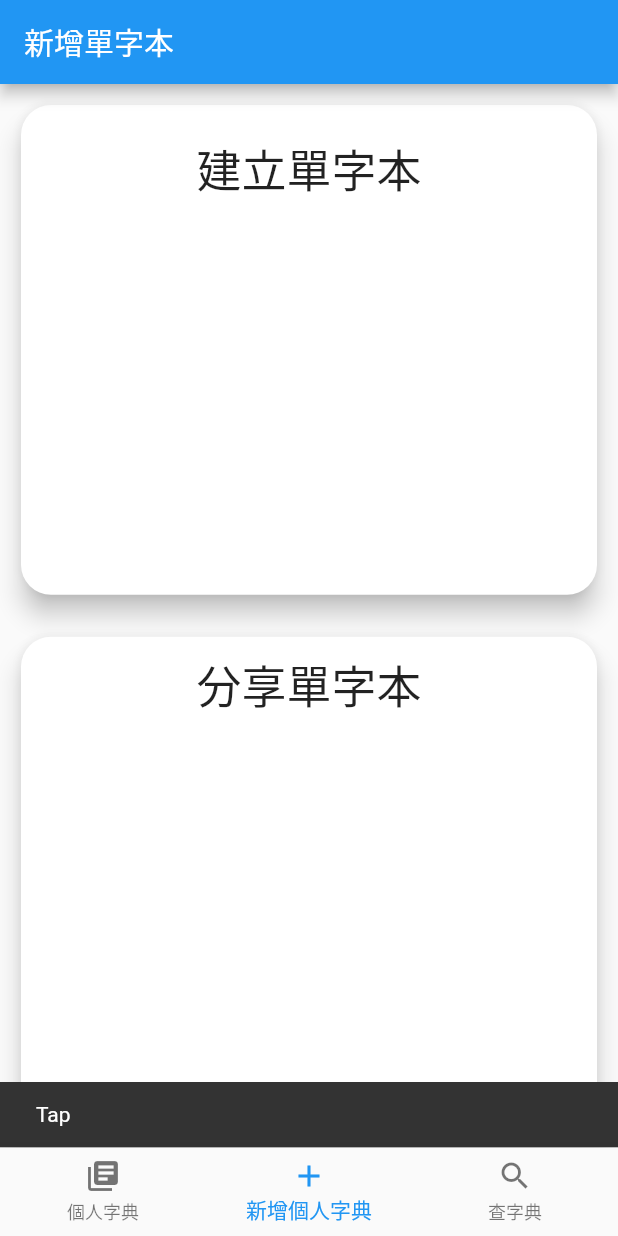
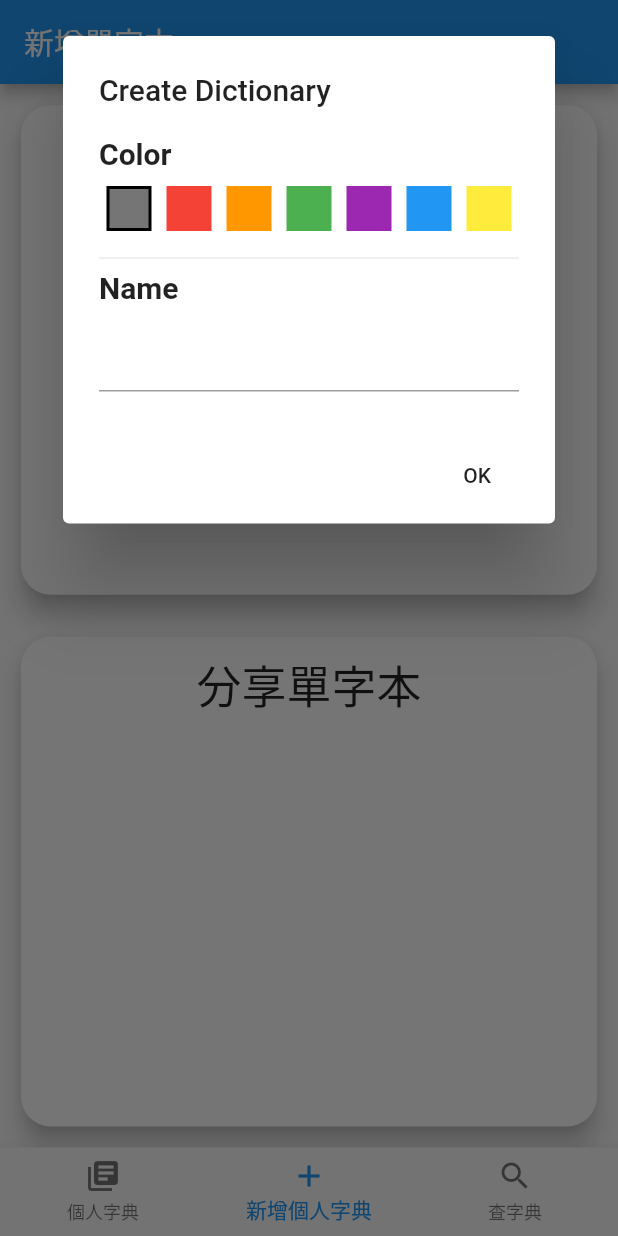
Before and after one commit to AlanNggg/Color-Dictionary, a Flutter app: the screen it shows after launch, item 2 of the bottom bar chosen, after a tap on "建立單字本", on a phone screen of 412 x 824 dp. Run offline on Flutter 3.47's test engine with Material 2 defaults, Android fonts, the phone set to English and light mode, and no system bars; our stand-ins replace qr_flutter, sqflite; missing offline and left inert: barcode_scan; accounts and stored records are empty.

Commit message:
Add files via upload

```diff
--- /dev/null
+++ b/lib/dialog.dart
@@ -0,0 +1,109 @@
+import 'package:flutter/material.dart';
+import './form.dart';
+import 'dart:async';
+import 'package:flutter/cupertino.dart';
+
+// Color _color;
+
+// class PersonalVocab extends StatefulWidget {
+
+//   PersonalVocab();
+
+//   @override
+//   PersonalVocabState createState() => new PersonalVocabState();
+// }
+
+// class PersonalVocabState extends State<PersonalVocab> {
+//   @override
+//   void initState() {
+//     super.initState();
+//     new Future.delayed(Duration.zero,() {
+//       showDialog(
+//         context:context,
+//         builder:(BuildContext context) {
+//           final ThemeData themeData = Theme.of(context);
+//           final Color color = _color ?? themeData.textTheme.display1.color;
+//           return new AlertDialog(
+//             title: new Text('Permission'),
+//             content: new DictionarySettingsDrawer(activeColor: color, onChangeColor: _updateClockColor),
+//             actions: <Widget>[
+//               new FlatButton(
+//                 child:new Text('OK'),
+//                 onPressed: (){
+//                   print(_color);
+//                   Navigator.of(context).pop(true);
+//                 },
+//               )
+//             ],
+
+//           );
+//         },
+//       );
+//     });
+
+//   }
+
+
+//   void _updateClockColor(Color color) {
+//     setState(() {
+//       _color = color;
+//     });
+//   }
+
+//   _showDialog() async {
+//     await showDialog(
+//       context:context,
+//       builder:(BuildContext context) {
+//         final ThemeData themeData = Theme.of(context);
+//         final Color color = _color ?? themeData.textTheme.display1.color;
+//         return new CupertinoAlertDialog(
+//           title: new Text('Permission'),
+//           content: new DictionarySettingsDrawer(activeColor: color, onChangeColor: _updateClockColor),
+//           actions: <Widget>[
+//             new FlatButton(
+//               child:new Text('OK'),
+//               onPressed: (){
+//                 print(_color);
+//                 Navigator.of(context).pop(true);
+//               },
+//             )
+//           ],
+
+//         );
+//       },
+//       barrierDismissible: false,
+//     );
+//     print("init");
+//   }
+
+//   @override
+//   Widget build(BuildContext context) {
+//     return new Opacity(
+//       opacity: 0.0,
+//     );
+//   }
+
+// }
+
+
+
+void commonVocab(BuildContext context){
+  showDialog(
+    context:context,
+    builder:(BuildContext context){
+      return new AlertDialog(
+        title: new Text('Permission'),
+
+        actions: <Widget>[
+
+          new FlatButton(
+            child:new Text('OK'),
+            onPressed: (){
+              Navigator.of(context).pop(true);
+            },
+          )
+        ],
+      );
+    }
+  );
+}
--- a/lib/dictionaries.dart
+++ b/lib/dictionaries.dart
@@ -1,4 +1,6 @@
 import 'package:flutter/material.dart';
+
+import './model/dictionary.dart';
 
 class Dictionaries extends StatefulWidget {
 
@@ -72,11 +74,3 @@ class _DictionariesState extends State<Dictionaries> {
     );
   }
 }
-
-class Dictionary {
-  final int id;
-  final String title;
-  final String image;
-
-  Dictionary(this.id, this.title, this.image);
-}
--- a/lib/dictionary_manager.dart
+++ b/lib/dictionary_manager.dart
@@ -1,6 +1,10 @@
 import 'package:flutter/material.dart';
 
 import './dictionaries.dart';
+
+import './model/dictionary.dart';
+
+import './form.dart';
 
 class DictionaryManager extends StatefulWidget {
   final List<Dictionary> dictionaries;
@@ -21,6 +25,7 @@ class DictionaryManager extends StatefulWidget {
 
 class _DictionaryManagerState extends State<DictionaryManager> {
 
+  Color _color;
   String type;
   String title;
   int id;
@@ -52,9 +57,35 @@ class _DictionaryManagerState extends State<DictionaryManager> {
               child: new FloatingActionButton(
                 heroTag: type,
                 onPressed: () {
-                  setState(() {
-                    widget.dictionaries.add(Dictionary(id, "New Dictionary", "assets/like.png"));
-                  });
+                    showDialog(
+                      context: context,
+                      builder: (BuildContext context) {
+                        final ThemeData themeData = Theme.of(context);
+                        Color color;
+                        if (_color == null)
+                          color = themeData.textTheme.display1.color;
+                        else
+                          color = _color;
+                        return new SingleChildScrollView(
+                          child: new AlertDialog(
+                            title: new Text('Create Dictionary'),
+                            content: new DictionarySettingsDrawer(
+                                activeColor: color,
+                                onChangeColor: _updateColor),
+
+                            actions: <Widget>[
+                              new FlatButton(
+                                child: new Text('OK'),
+                                onPressed: () {
+                                  print(_color);
+                                  Navigator.of(context).pop(true);
+                                },
+                              )
+                            ],
+                          )
+                        );
+                      },
+                    );
                 },
                 child: new Icon(Icons.add),
               )
@@ -83,4 +114,10 @@ class _DictionaryManagerState extends State<DictionaryManager> {
       );
     }
   }
+
+  void _updateColor(Color color) {
+    setState(() {
+      _color = color;
+    });
+  }
 }
--- /dev/null
+++ b/lib/form.dart
@@ -0,0 +1,117 @@
+import 'package:flutter/material.dart';
+
+typedef ColorCallback(Color color);
+
+class DictionarySettingsDrawer extends StatefulWidget {
+
+  Color activeColor;
+
+  DictionarySettingsDrawer({
+    Key key,
+    this.activeColor,
+    this.onChangeColor,
+  });
+
+  final ColorCallback onChangeColor;
+
+  @override
+  State createState() => new ColorPickerState();
+}
+
+class ColorPickerState extends State<DictionarySettingsDrawer> {
+  List<Widget> list = new List();
+  @override
+  void initState() {
+    super.initState();
+  }
+  @override
+  Widget build(BuildContext context) {
+
+    final ThemeData themeData = Theme.of(context);
+
+    final TextEditingController _controller = new TextEditingController();
+
+    List<Color> colors = [
+      themeData.textTheme.display1.color,
+      Colors.red,
+      Colors.orange,
+      Colors.green,
+      Colors.purple,
+      Colors.blue,
+      Colors.yellow
+    ];
+
+    BoxBorder border;
+    setState(() {
+
+      list = new List();
+      for (Color color in colors) {
+        if (widget.activeColor == color)
+          border = new Border.all(color: Colors.black, width: 2.0);
+        else
+          border = null;
+        list.add(
+          new GestureDetector(
+            onTap: () {
+              setState(() {
+                widget.activeColor = color;
+                widget.onChangeColor(color);
+              });
+            },
+            child: new Container(
+              padding: EdgeInsets.only(top: 0.0, bottom: 10.0, left: 5.0, right: 5.0),
+              child: new SizedBox(
+                width: 30.0,
+                height: 30.0,
+                child: new Container(
+                  decoration: new BoxDecoration(
+                    color: color,
+                    border: border,
+                  ),
+                ),
+              ),
+            )
+          )
+        );
+      }
+    });
+    return new Column(
+      children: [
+        new Padding(
+          padding: EdgeInsets.only(bottom: 10.0),
+          child: Row(
+            children: <Widget>[
+              new Text("Color", style: TextStyle(fontSize: 20.0, fontWeight: FontWeight.bold),)
+            ],
+          ),
+        ),
+        new Row(children: list),
+        new Divider(),
+        new Padding(
+          padding: EdgeInsets.only(bottom: 10.0),
+          child: Row(
+            children: <Widget>[
+              new Text("Name", style: TextStyle(fontSize: 20.0, fontWeight: FontWeight.bold),)
+            ],
+          ),
+        ),
+        // new Row(
+        //   children: [
+        //     new Stack(
+        //       alignment: const Alignment(1.0, 1.0),
+        //       children: <Widget>[
+        //         new TextField(controller: _controller,),
+        //         new FlatButton(
+        //           onPressed: () {
+        //             _controller.clear();
+        //           },
+        //           child: new Icon(Icons.clear))
+        //       ]
+        //     )
+        //   ]
+        // ),
+        new TextField()
+      ]
+    );
+  }
+}
--- a/lib/main.dart
+++ b/lib/main.dart
@@ -6,7 +6,9 @@ import './page_two.dart';
 
 import './page_three.dart';
 
-import './dictionaries.dart';
+import './model/dictionary.dart';
+
+import './ScanScreen.dart';
 
 void main() => runApp(new MainPage());
 
--- a/lib/page_one.dart
+++ b/lib/page_one.dart
@@ -4,7 +4,9 @@ import './dictionary_manager.dart';
 
 import './search.dart';
 
-import './dictionaries.dart';
+import './model/dictionary.dart';
+
+import 'package:sqflite/sqflite.dart';
 
 class PageOne extends StatefulWidget {
   final List<Dictionary> dictionaries;
@@ -37,6 +39,14 @@ class _PageOneState extends State<PageOne> {
       body: new Column(
         children: <Widget>[
           // Add Dictionary by using Dictionary Manager
+          new Row(
+            children: <Widget>[
+              new Padding(
+                padding: EdgeInsets.all(5.0),
+                child: new Text("個人單字本", style: TextStyle(fontSize: 20.0, fontWeight: FontWeight.bold)),
+              )
+            ],
+          ),
           new Expanded(
             child: new DictionaryManager(
               this.widget.key,
@@ -55,6 +65,14 @@ class _PageOneState extends State<PageOne> {
               ),
             ),
           ),
+          new Row(
+            children: <Widget>[
+              new Padding(
+                padding: EdgeInsets.all(5.0),
+                child: new Text("推薦單字本", style: TextStyle(fontSize: 20.0, fontWeight: FontWeight.bold)),
+              )
+            ],
+          ),
           new Expanded(
             child: new DictionaryManager(
               this.widget.key,
--- a/lib/page_three.dart
+++ b/lib/page_three.dart
@@ -88,6 +88,6 @@ class _PageThreeState extends State<PageThree> {
           )
         ],
       )
-  );
+    );
   }
 }
--- a/lib/page_two.dart
+++ b/lib/page_two.dart
@@ -1,4 +1,7 @@
 import 'package:flutter/material.dart';
+import './dialog.dart';
+import './form.dart';
+import './main.dart';
 
 class PageTwo extends StatefulWidget {
   @override
@@ -6,6 +9,14 @@ class PageTwo extends StatefulWidget {
 }
 
 class _PageTwoState extends State<PageTwo> {
+  Color _color;
+
+  @override
+  void initState() {
+    super.initState();
+    _color = null;
+  }
+
   @override
   Widget build(BuildContext context) {
     return new Scaffold(
@@ -20,21 +31,52 @@ class _PageTwoState extends State<PageTwo> {
               margin: EdgeInsets.all(10.0),
               child: new Card(
                 elevation: 7.0,
-
                 shape: RoundedRectangleBorder(
                   borderRadius: BorderRadius.circular(20.0),
                 ),
                 child: new InkWell(
-                  onTap:(){
-                    Scaffold.of(context).showSnackBar(SnackBar(
-                      content: Text('Tap'),
-                    ));
+                  onTap: () {
+                    print("yes");
+                    showDialog(
+                      context: context,
+                      builder: (BuildContext context) {
+                        final ThemeData themeData = Theme.of(context);
+                        Color color;
+                        if (_color == null)
+                          color = themeData.textTheme.display1.color;
+                        else
+                          color = _color;
+                        return new SingleChildScrollView(
+                          child: new AlertDialog(
+                            title: new Text('Create Dictionary'),
+                            content: new DictionarySettingsDrawer(
+                                activeColor: color,
+                                onChangeColor: _updateColor),
+
+                            actions: <Widget>[
+                              new FlatButton(
+                                child: new Text('OK'),
+                                onPressed: () {
+                                  print(_color);
+                                  Navigator.of(context).pop(true);
+                                },
+                              )
+                            ],
+                          )
+                        );
+                      },
+                    );
+                    print("no");
                   },
                   child: new Padding(
-                    padding: EdgeInsets.only(top: 20.0, bottom: 10.0, left: 20.0, right: 20.0),
+                    padding: EdgeInsets.only(
+                        top: 20.0, bottom: 10.0, left: 20.0, right: 20.0),
                     child: new Column(
                       children: <Widget>[
-                        new Text("建立單字本", style: TextStyle(fontSize: 30.0),)
+                        new Text(
+                          "建立單字本",
+                          style: TextStyle(fontSize: 30.0),
+                        )
                       ],
                     ),
                   ),
@@ -47,22 +89,22 @@ class _PageTwoState extends State<PageTwo> {
               margin: EdgeInsets.all(10.0),
               child: new Card(
                 elevation: 7.0,
-
                 shape: RoundedRectangleBorder(
                   borderRadius: BorderRadius.circular(20.0),
                 ),
-
                 child: new InkWell(
-                  onTap:(){
-                    Scaffold.of(context).showSnackBar(SnackBar(
-                      content: Text('Tap'),
-                    ));
+                  onTap: () {
+                    commonVocab(context);
                   },
                   child: new Padding(
-                    padding: EdgeInsets.only(top: 10.0, bottom: 10.0, left: 20.0, right: 20.0),
+                    padding: EdgeInsets.only(
+                        top: 10.0, bottom: 10.0, left: 20.0, right: 20.0),
                     child: new Column(
                       children: <Widget>[
-                        new Text("分享單字本", style: TextStyle(fontSize: 30.0),)
+                        new Text(
+                          "分享單字本",
+                          style: TextStyle(fontSize: 30.0),
+                        )
                       ],
                     ),
                   ),
@@ -74,4 +116,9 @@ class _PageTwoState extends State<PageTwo> {
       ),
     );
   }
+  void _updateColor(Color color) {
+    setState(() {
+      _color = color;
+    });
+  }
 }
```
